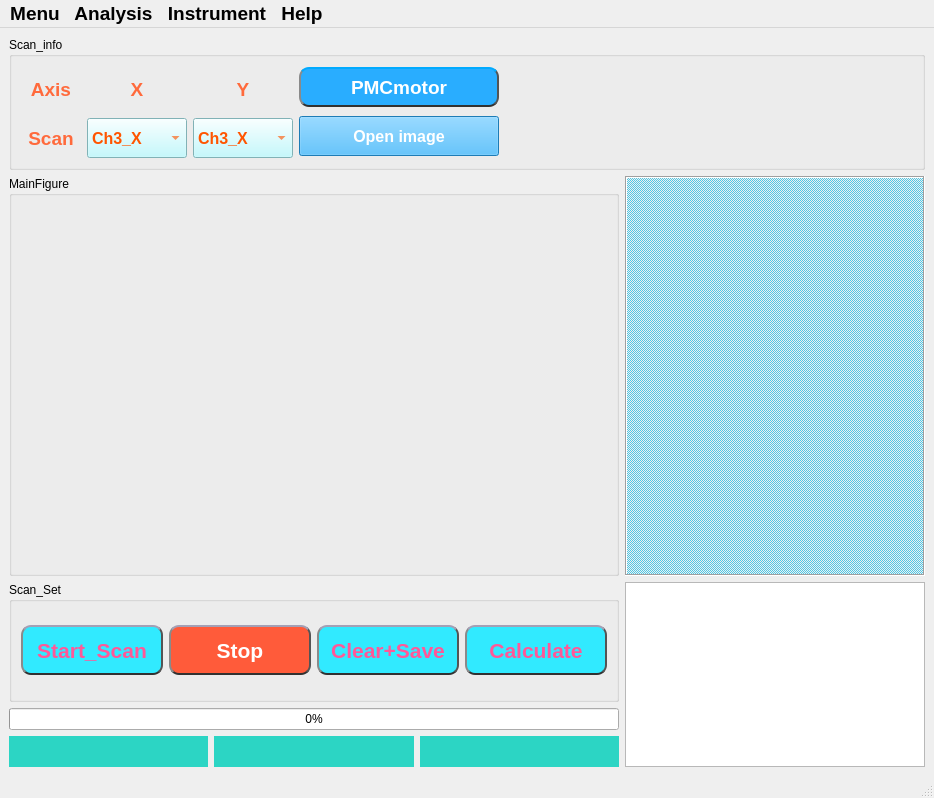
This is UI/UI_REXS_SCAN.ui in zlmturnout/REXS_SCANControl as Qt 5 draws it before an edit. The edited form follows.
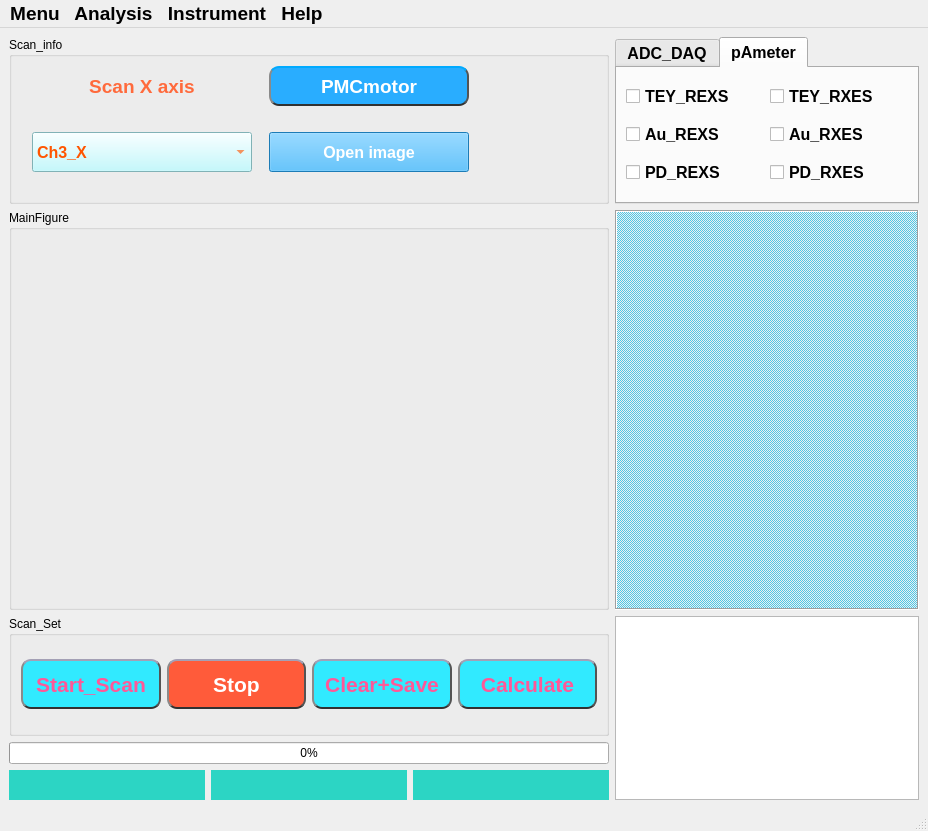
This is the edited form. The open tabs and pages were chosen to show the change.

What changed in the file:
```diff
--- a/UI/UI_REXS_SCAN.ui
+++ b/UI/UI_REXS_SCAN.ui
@@ -6,22 +6,22 @@
    <rect>
     <x>0</x>
     <y>0</y>
-    <width>934</width>
-    <height>798</height>
+    <width>928</width>
+    <height>831</height>
    </rect>
   </property>
   <property name="windowTitle">
    <string>MainWindow</string>
   </property>
   <widget class="QWidget" name="centralwidget">
-   <layout class="QGridLayout" name="gridLayout_2">
+   <layout class="QGridLayout" name="gridLayout_6">
     <item row="0" column="0">
-     <layout class="QVBoxLayout" name="verticalLayout_4">
-      <item>
+     <layout class="QGridLayout" name="gridLayout_5">
+      <item row="0" column="0">
        <widget class="QGroupBox" name="Scan_infobox">
         <property name="minimumSize">
          <size>
-          <width>900</width>
+          <width>600</width>
           <height>125</height>
          </size>
         </property>
@@ -29,351 +29,7 @@
          <string>Scan_info</string>
         </property>
         <layout class="QGridLayout" name="gridLayout_3">
-         <item row="0" column="0" rowspan="2">
-          <layout class="QGridLayout" name="gridLayout">
            <item row="0" column="0">
-            <widget class="QLabel" name="label_5">
-             <property name="minimumSize">
-              <size>
-               <width>60</width>
-               <height>40</height>
-              </size>
-             </property>
-             <property name="palette">
-              <palette>
-               <active>
-                <colorrole role="WindowText">
-                 <brush brushstyle="SolidPattern">
-                  <color alpha="255">
-                   <red>255</red>
-                   <green>106</green>
-                   <blue>60</blue>
-                  </color>
-                 </brush>
-                </colorrole>
-                <colorrole role="Text">
-                 <brush brushstyle="SolidPattern">
-                  <color alpha="255">
-                   <red>85</red>
-                   <green>170</green>
-                   <blue>255</blue>
-                  </color>
-                 </brush>
-                </colorrole>
-                <colorrole role="PlaceholderText">
-                 <brush brushstyle="SolidPattern">
-                  <color alpha="128">
-                   <red>85</red>
-                   <green>170</green>
-                   <blue>255</blue>
-                  </color>
-                 </brush>
-                </colorrole>
-               </active>
-               <inactive>
-                <colorrole role="WindowText">
-                 <brush brushstyle="SolidPattern">
-                  <color alpha="255">
-                   <red>255</red>
-                   <green>106</green>
-                   <blue>60</blue>
-                  </color>
-                 </brush>
-                </colorrole>
-                <colorrole role="Text">
-                 <brush brushstyle="SolidPattern">
-                  <color alpha="255">
-                   <red>85</red>
-                   <green>170</green>
-                   <blue>255</blue>
-                  </color>
-                 </brush>
-                </colorrole>
-                <colorrole role="PlaceholderText">
-                 <brush brushstyle="SolidPattern">
-                  <color alpha="128">
-                   <red>85</red>
-                   <green>170</green>
-                   <blue>255</blue>
-                  </color>
-                 </brush>
-                </colorrole>
-               </inactive>
-               <disabled>
-                <colorrole role="WindowText">
-                 <brush brushstyle="SolidPattern">
-                  <color alpha="255">
-                   <red>120</red>
-                   <green>120</green>
-                   <blue>120</blue>
-                  </color>
-                 </brush>
-                </colorrole>
-                <colorrole role="Text">
-                 <brush brushstyle="SolidPattern">
-                  <color alpha="255">
-                   <red>120</red>
-                   <green>120</green>
-                   <blue>120</blue>
-                  </color>
-                 </brush>
-                </colorrole>
-                <colorrole role="PlaceholderText">
-                 <brush brushstyle="SolidPattern">
-                  <color alpha="128">
-                   <red>0</red>
-                   <green>0</green>
-                   <blue>0</blue>
-                  </color>
-                 </brush>
-                </colorrole>
-               </disabled>
-              </palette>
-             </property>
-             <property name="font">
-              <font>
-               <family>Arial</family>
-               <pointsize>14</pointsize>
-               <bold>true</bold>
-              </font>
-             </property>
-             <property name="text">
-              <string>Axis</string>
-             </property>
-             <property name="alignment">
-              <set>Qt::AlignCenter</set>
-             </property>
-            </widget>
-           </item>
-           <item row="0" column="1">
-            <widget class="QLabel" name="label_3">
-             <property name="minimumSize">
-              <size>
-               <width>100</width>
-               <height>40</height>
-              </size>
-             </property>
-             <property name="palette">
-              <palette>
-               <active>
-                <colorrole role="WindowText">
-                 <brush brushstyle="SolidPattern">
-                  <color alpha="255">
-                   <red>255</red>
-                   <green>106</green>
-                   <blue>60</blue>
-                  </color>
-                 </brush>
-                </colorrole>
-                <colorrole role="Text">
-                 <brush brushstyle="SolidPattern">
-                  <color alpha="255">
-                   <red>85</red>
-                   <green>170</green>
-                   <blue>255</blue>
-                  </color>
-                 </brush>
-                </colorrole>
-                <colorrole role="PlaceholderText">
-                 <brush brushstyle="SolidPattern">
-                  <color alpha="128">
-                   <red>85</red>
-                   <green>170</green>
-                   <blue>255</blue>
-                  </color>
-                 </brush>
-                </colorrole>
-               </active>
-               <inactive>
-                <colorrole role="WindowText">
-                 <brush brushstyle="SolidPattern">
-                  <color alpha="255">
-                   <red>255</red>
-                   <green>106</green>
-                   <blue>60</blue>
-                  </color>
-                 </brush>
-                </colorrole>
-                <colorrole role="Text">
-                 <brush brushstyle="SolidPattern">
-                  <color alpha="255">
-                   <red>85</red>
-                   <green>170</green>
-                   <blue>255</blue>
-                  </color>
-                 </brush>
-                </colorrole>
-                <colorrole role="PlaceholderText">
-                 <brush brushstyle="SolidPattern">
-                  <color alpha="128">
-                   <red>85</red>
-                   <green>170</green>
-                   <blue>255</blue>
-                  </color>
-                 </brush>
-                </colorrole>
-               </inactive>
-               <disabled>
-                <colorrole role="WindowText">
-                 <brush brushstyle="SolidPattern">
-                  <color alpha="255">
-                   <red>120</red>
-                   <green>120</green>
-                   <blue>120</blue>
-                  </color>
-                 </brush>
-                </colorrole>
-                <colorrole role="Text">
-                 <brush brushstyle="SolidPattern">
-                  <color alpha="255">
-                   <red>120</red>
-                   <green>120</green>
-                   <blue>120</blue>
-                  </color>
-                 </brush>
-                </colorrole>
-                <colorrole role="PlaceholderText">
-                 <brush brushstyle="SolidPattern">
-                  <color alpha="128">
-                   <red>0</red>
-                   <green>0</green>
-                   <blue>0</blue>
-                  </color>
-                 </brush>
-                </colorrole>
-               </disabled>
-              </palette>
-             </property>
-             <property name="font">
-              <font>
-               <family>Arial</family>
-               <pointsize>14</pointsize>
-               <bold>true</bold>
-              </font>
-             </property>
-             <property name="text">
-              <string>X</string>
-             </property>
-             <property name="alignment">
-              <set>Qt::AlignCenter</set>
-             </property>
-            </widget>
-           </item>
-           <item row="0" column="2">
-            <widget class="QLabel" name="label_4">
-             <property name="minimumSize">
-              <size>
-               <width>100</width>
-               <height>40</height>
-              </size>
-             </property>
-             <property name="palette">
-              <palette>
-               <active>
-                <colorrole role="WindowText">
-                 <brush brushstyle="SolidPattern">
-                  <color alpha="255">
-                   <red>255</red>
-                   <green>106</green>
-                   <blue>60</blue>
-                  </color>
-                 </brush>
-                </colorrole>
-                <colorrole role="Text">
-                 <brush brushstyle="SolidPattern">
-                  <color alpha="255">
-                   <red>85</red>
-                   <green>170</green>
-                   <blue>255</blue>
-                  </color>
-                 </brush>
-                </colorrole>
-                <colorrole role="PlaceholderText">
-                 <brush brushstyle="SolidPattern">
-                  <color alpha="128">
-                   <red>85</red>
-                   <green>170</green>
-                   <blue>255</blue>
-                  </color>
-                 </brush>
-                </colorrole>
-               </active>
-               <inactive>
-                <colorrole role="WindowText">
-                 <brush brushstyle="SolidPattern">
-                  <color alpha="255">
-                   <red>255</red>
-                   <green>106</green>
-                   <blue>60</blue>
-                  </color>
-                 </brush>
-                </colorrole>
-                <colorrole role="Text">
-                 <brush brushstyle="SolidPattern">
-                  <color alpha="255">
-                   <red>85</red>
-                   <green>170</green>
-                   <blue>255</blue>
-                  </color>
-                 </brush>
-                </colorrole>
-                <colorrole role="PlaceholderText">
-                 <brush brushstyle="SolidPattern">
-                  <color alpha="128">
-                   <red>85</red>
-                   <green>170</green>
-                   <blue>255</blue>
-                  </color>
-                 </brush>
-                </colorrole>
-               </inactive>
-               <disabled>
-                <colorrole role="WindowText">
-                 <brush brushstyle="SolidPattern">
-                  <color alpha="255">
-                   <red>120</red>
-                   <green>120</green>
-                   <blue>120</blue>
-                  </color>
-                 </brush>
-                </colorrole>
-                <colorrole role="Text">
-                 <brush brushstyle="SolidPattern">
-                  <color alpha="255">
-                   <red>120</red>
-                   <green>120</green>
-                   <blue>120</blue>
-                  </color>
-                 </brush>
-                </colorrole>
-                <colorrole role="PlaceholderText">
-                 <brush brushstyle="SolidPattern">
-                  <color alpha="128">
-                   <red>0</red>
-                   <green>0</green>
-                   <blue>0</blue>
-                  </color>
-                 </brush>
-                </colorrole>
-               </disabled>
-              </palette>
-             </property>
-             <property name="font">
-              <font>
-               <family>Arial</family>
-               <pointsize>14</pointsize>
-               <bold>true</bold>
-              </font>
-             </property>
-             <property name="text">
-              <string>Y</string>
-             </property>
-             <property name="alignment">
-              <set>Qt::AlignCenter</set>
-             </property>
-            </widget>
-           </item>
-           <item row="1" column="0">
             <widget class="QLabel" name="label_2">
              <property name="minimumSize">
               <size>
@@ -480,7 +136,7 @@
               </font>
              </property>
              <property name="text">
-              <string>Scan</string>
+            <string>Scan X axis</string>
              </property>
              <property name="alignment">
               <set>Qt::AlignCenter</set>
@@ -488,6 +144,39 @@
             </widget>
            </item>
            <item row="1" column="1">
+          <widget class="QPushButton" name="Open_PD_btn">
+           <property name="sizePolicy">
+            <sizepolicy hsizetype="Fixed" vsizetype="Fixed">
+             <horstretch>0</horstretch>
+             <verstretch>0</verstretch>
+            </sizepolicy>
+           </property>
+           <property name="minimumSize">
+            <size>
+             <width>200</width>
+             <height>40</height>
+            </size>
+           </property>
+           <property name="font">
+            <font>
+             <family>Arial</family>
+             <pointsize>12</pointsize>
+             <bold>true</bold>
+            </font>
+           </property>
+           <property name="styleSheet">
+            <string notr="true">background-color: rgb(41, 173, 255);
+border-bottom-color: rgb(139, 139, 139);
+border-right-color: rgb(48, 48, 48);
+selection-color: rgb(255, 85, 127);
+color: rgb(255, 255, 255);</string>
+           </property>
+           <property name="text">
+            <string>Open image</string>
+           </property>
+          </widget>
+         </item>
+         <item row="1" column="0">
             <widget class="QComboBox" name="Channel_cbx">
              <property name="minimumSize">
               <size>
@@ -758,279 +447,6 @@
              </item>
             </widget>
            </item>
-           <item row="1" column="2">
-            <widget class="QComboBox" name="Channel_cbx_2">
-             <property name="minimumSize">
-              <size>
-               <width>100</width>
-               <height>40</height>
-              </size>
-             </property>
-             <property name="maximumSize">
-              <size>
-               <width>220</width>
-               <height>16777215</height>
-              </size>
-             </property>
-             <property name="palette">
-              <palette>
-               <active>
-                <colorrole role="WindowText">
-                 <brush brushstyle="SolidPattern">
-                  <color alpha="255">
-                   <red>255</red>
-                   <green>85</green>
-                   <blue>0</blue>
-                  </color>
-                 </brush>
-                </colorrole>
-                <colorrole role="Button">
-                 <brush brushstyle="SolidPattern">
-                  <color alpha="255">
-                   <red>180</red>
-                   <green>249</green>
-                   <blue>255</blue>
-                  </color>
-                 </brush>
-                </colorrole>
-                <colorrole role="Text">
-                 <brush brushstyle="SolidPattern">
-                  <color alpha="255">
-                   <red>255</red>
-                   <green>85</green>
-                   <blue>0</blue>
-                  </color>
-                 </brush>
-                </colorrole>
-                <colorrole role="ButtonText">
-                 <brush brushstyle="SolidPattern">
-                  <color alpha="255">
-                   <red>255</red>
-                   <green>85</green>
-                   <blue>0</blue>
-                  </color>
-                 </brush>
-                </colorrole>
-                <colorrole role="Base">
-                 <brush brushstyle="SolidPattern">
-                  <color alpha="255">
-                   <red>180</red>
-                   <green>249</green>
-                   <blue>255</blue>
-                  </color>
-                 </brush>
-                </colorrole>
-                <colorrole role="Window">
-                 <brush brushstyle="SolidPattern">
-                  <color alpha="255">
-                   <red>180</red>
-                   <green>249</green>
-                   <blue>255</blue>
-                  </color>
-                 </brush>
-                </colorrole>
-                <colorrole role="Highlight">
-                 <brush brushstyle="SolidPattern">
-                  <color alpha="255">
-                   <red>255</red>
-                   <green>0</green>
-                   <blue>127</blue>
-                  </color>
-                 </brush>
-                </colorrole>
-                <colorrole role="PlaceholderText">
-                 <brush brushstyle="SolidPattern">
-                  <color alpha="255">
-                   <red>255</red>
-                   <green>85</green>
-                   <blue>0</blue>
-                  </color>
-                 </brush>
-                </colorrole>
-               </active>
-               <inactive>
-                <colorrole role="WindowText">
-                 <brush brushstyle="SolidPattern">
-                  <color alpha="255">
-                   <red>255</red>
-                   <green>85</green>
-                   <blue>0</blue>
-                  </color>
-                 </brush>
-                </colorrole>
-                <colorrole role="Button">
-                 <brush brushstyle="SolidPattern">
-                  <color alpha="255">
-                   <red>180</red>
-                   <green>249</green>
-                   <blue>255</blue>
-                  </color>
-                 </brush>
-                </colorrole>
-                <colorrole role="Text">
-                 <brush brushstyle="SolidPattern">
-                  <color alpha="255">
-                   <red>255</red>
-                   <green>85</green>
-                   <blue>0</blue>
-                  </color>
-                 </brush>
-                </colorrole>
-                <colorrole role="ButtonText">
-                 <brush brushstyle="SolidPattern">
-                  <color alpha="255">
-                   <red>255</red>
-                   <green>85</green>
-                   <blue>0</blue>
-                  </color>
-                 </brush>
-                </colorrole>
-                <colorrole role="Base">
-                 <brush brushstyle="SolidPattern">
-                  <color alpha="255">
-                   <red>180</red>
-                   <green>249</green>
-                   <blue>255</blue>
-                  </color>
-                 </brush>
-                </colorrole>
-                <colorrole role="Window">
-                 <brush brushstyle="SolidPattern">
-                  <color alpha="255">
-                   <red>180</red>
-                   <green>249</green>
-                   <blue>255</blue>
-                  </color>
-                 </brush>
-                </colorrole>
-                <colorrole role="Highlight">
-                 <brush brushstyle="SolidPattern">
-                  <color alpha="255">
-                   <red>240</red>
-                   <green>240</green>
-                   <blue>240</blue>
-                  </color>
-                 </brush>
-                </colorrole>
-                <colorrole role="PlaceholderText">
-                 <brush brushstyle="SolidPattern">
-                  <color alpha="255">
-                   <red>255</red>
-                   <green>85</green>
-                   <blue>0</blue>
-                  </color>
-                 </brush>
-                </colorrole>
-               </inactive>
-               <disabled>
-                <colorrole role="WindowText">
-                 <brush brushstyle="SolidPattern">
-                  <color alpha="255">
-                   <red>255</red>
-                   <green>85</green>
-                   <blue>0</blue>
-                  </color>
-                 </brush>
-                </colorrole>
-                <colorrole role="Button">
-                 <brush brushstyle="SolidPattern">
-                  <color alpha="255">
-                   <red>180</red>
-                   <green>249</green>
-                   <blue>255</blue>
-                  </color>
-                 </brush>
-                </colorrole>
-                <colorrole role="Text">
-                 <brush brushstyle="SolidPattern">
-                  <color alpha="255">
-                   <red>255</red>
-                   <green>85</green>
-                   <blue>0</blue>
-                  </color>
-                 </brush>
-                </colorrole>
-                <colorrole role="ButtonText">
-                 <brush brushstyle="SolidPattern">
-                  <color alpha="255">
-                   <red>255</red>
-                   <green>85</green>
-                   <blue>0</blue>
-                  </color>
-                 </brush>
-                </colorrole>
-                <colorrole role="Base">
-                 <brush brushstyle="SolidPattern">
-                  <color alpha="255">
-                   <red>180</red>
-                   <green>249</green>
-                   <blue>255</blue>
-                  </color>
-                 </brush>
-                </colorrole>
-                <colorrole role="Window">
-                 <brush brushstyle="SolidPattern">
-                  <color alpha="255">
-                   <red>180</red>
-                   <green>249</green>
-                   <blue>255</blue>
-                  </color>
-                 </brush>
-                </colorrole>
-                <colorrole role="Highlight">
-                 <brush brushstyle="SolidPattern">
-                  <color alpha="255">
-                   <red>0</red>
-                   <green>120</green>
-                   <blue>215</blue>
-                  </color>
-                 </brush>
-                </colorrole>
-                <colorrole role="PlaceholderText">
-                 <brush brushstyle="SolidPattern">
-                  <color alpha="255">
-                   <red>255</red>
-                   <green>85</green>
-                   <blue>0</blue>
-                  </color>
-                 </brush>
-                </colorrole>
-               </disabled>
-              </palette>
-             </property>
-             <property name="font">
-              <font>
-               <family>Arial</family>
-               <pointsize>12</pointsize>
-               <bold>true</bold>
-              </font>
-             </property>
-             <property name="layoutDirection">
-              <enum>Qt::LeftToRight</enum>
-             </property>
-             <property name="styleSheet">
-              <string notr="true">color: rgb(255, 85, 0);
-background-color: rgb(180, 249, 255);</string>
-             </property>
-             <item>
-              <property name="text">
-               <string>Ch3_X</string>
-              </property>
-             </item>
-             <item>
-              <property name="text">
-               <string>Ch4_Y</string>
-              </property>
-             </item>
-             <item>
-              <property name="text">
-               <string>Ch5_Z</string>
-              </property>
-             </item>
-            </widget>
-           </item>
-          </layout>
-         </item>
          <item row="0" column="1">
           <widget class="QPushButton" name="Connect_PVs_btn">
            <property name="sizePolicy">
@@ -1078,20 +494,7 @@
            </property>
           </widget>
          </item>
-         <item row="0" column="2" rowspan="2">
-          <spacer name="horizontalSpacer">
-           <property name="orientation">
-            <enum>Qt::Horizontal</enum>
-           </property>
-           <property name="sizeHint" stdset="0">
-            <size>
-             <width>299</width>
-             <height>20</height>
-            </size>
-           </property>
-          </spacer>
-         </item>
-         <item row="0" column="3" rowspan="2">
+         <item row="1" column="2">
           <widget class="QLabel" name="Icon_label">
            <property name="sizePolicy">
             <sizepolicy hsizetype="Fixed" vsizetype="Fixed">
@@ -1110,20 +513,114 @@
            </property>
           </widget>
          </item>
-         <item row="1" column="1">
-          <widget class="QPushButton" name="Open_PD_btn">
-           <property name="sizePolicy">
-            <sizepolicy hsizetype="Fixed" vsizetype="Fixed">
-             <horstretch>0</horstretch>
-             <verstretch>0</verstretch>
-            </sizepolicy>
-           </property>
+        </layout>
+       </widget>
+      </item>
+      <item row="0" column="1">
+       <widget class="QTabWidget" name="tabWidget">
            <property name="minimumSize">
             <size>
-             <width>200</width>
-             <height>40</height>
-            </size>
-           </property>
+          <width>300</width>
+          <height>125</height>
+         </size>
+        </property>
+        <property name="maximumSize">
+         <size>
+          <width>400</width>
+          <height>16777215</height>
+         </size>
+        </property>
+        <property name="palette">
+         <palette>
+          <active>
+           <colorrole role="WindowText">
+            <brush brushstyle="SolidPattern">
+             <color alpha="255">
+              <red>255</red>
+              <green>85</green>
+              <blue>0</blue>
+             </color>
+            </brush>
+           </colorrole>
+           <colorrole role="Text">
+            <brush brushstyle="SolidPattern">
+             <color alpha="255">
+              <red>255</red>
+              <green>85</green>
+              <blue>0</blue>
+             </color>
+            </brush>
+           </colorrole>
+           <colorrole role="ButtonText">
+            <brush brushstyle="SolidPattern">
+             <color alpha="255">
+              <red>0</red>
+              <green>170</green>
+              <blue>255</blue>
+             </color>
+            </brush>
+           </colorrole>
+          </active>
+          <inactive>
+           <colorrole role="WindowText">
+            <brush brushstyle="SolidPattern">
+             <color alpha="255">
+              <red>0</red>
+              <green>0</green>
+              <blue>0</blue>
+             </color>
+            </brush>
+           </colorrole>
+           <colorrole role="Text">
+            <brush brushstyle="SolidPattern">
+             <color alpha="255">
+              <red>0</red>
+              <green>0</green>
+              <blue>0</blue>
+             </color>
+            </brush>
+           </colorrole>
+           <colorrole role="ButtonText">
+            <brush brushstyle="SolidPattern">
+             <color alpha="255">
+              <red>0</red>
+              <green>0</green>
+              <blue>0</blue>
+             </color>
+            </brush>
+           </colorrole>
+          </inactive>
+          <disabled>
+           <colorrole role="WindowText">
+            <brush brushstyle="SolidPattern">
+             <color alpha="255">
+              <red>120</red>
+              <green>120</green>
+              <blue>120</blue>
+             </color>
+            </brush>
+           </colorrole>
+           <colorrole role="Text">
+            <brush brushstyle="SolidPattern">
+             <color alpha="255">
+              <red>120</red>
+              <green>120</green>
+              <blue>120</blue>
+             </color>
+            </brush>
+           </colorrole>
+           <colorrole role="ButtonText">
+            <brush brushstyle="SolidPattern">
+             <color alpha="255">
+              <red>120</red>
+              <green>120</green>
+              <blue>120</blue>
+             </color>
+            </brush>
+           </colorrole>
+          </disabled>
+         </palette>
+        </property>
            <property name="font">
             <font>
              <family>Arial</family>
@@ -1131,26 +628,110 @@
              <bold>true</bold>
             </font>
            </property>
-           <property name="styleSheet">
-            <string notr="true">background-color: rgb(41, 173, 255);
-border-bottom-color: rgb(139, 139, 139);
-border-right-color: rgb(48, 48, 48);
-selection-color: rgb(255, 85, 127);
-color: rgb(255, 255, 255);</string>
-           </property>
+        <property name="currentIndex">
+         <number>0</number>
+        </property>
+        <widget class="QWidget" name="tab">
+         <attribute name="title">
+          <string>ADC_DAQ</string>
+         </attribute>
+         <layout class="QGridLayout" name="gridLayout">
+          <item row="0" column="0">
+           <widget class="QCheckBox" name="ADC_TEY_REXS_checkBox">
            <property name="text">
             <string>Open image</string>
            </property>
           </widget>
          </item>
-        </layout>
-       </widget>
-      </item>
-      <item>
-       <layout class="QHBoxLayout" name="horizontalLayout_2">
-        <item>
-         <layout class="QVBoxLayout" name="verticalLayout_2">
-          <item>
+          <item row="0" column="1">
+           <widget class="QCheckBox" name="ADC_TEY_RXES_checkBox">
+            <property name="text">
+             <string>TEY_RXES</string>
+            </property>
+           </widget>
+          </item>
+          <item row="1" column="0">
+           <widget class="QCheckBox" name="ADC_Au_REXS_checkBox">
+            <property name="text">
+             <string>Au_REXS</string>
+            </property>
+           </widget>
+          </item>
+          <item row="1" column="1">
+           <widget class="QCheckBox" name="ADC_Au_RXES_checkBox">
+            <property name="text">
+             <string>Au_RXES</string>
+            </property>
+           </widget>
+          </item>
+          <item row="2" column="0">
+           <widget class="QCheckBox" name="ADC_PD_REXS_checkBox">
+            <property name="text">
+             <string>PD_REXS</string>
+            </property>
+           </widget>
+          </item>
+          <item row="2" column="1">
+           <widget class="QCheckBox" name="ADC_PD_RXES_checkBox">
+            <property name="text">
+             <string>PD_RXES</string>
+            </property>
+           </widget>
+          </item>
+         </layout>
+        </widget>
+        <widget class="QWidget" name="tab_2">
+         <attribute name="title">
+          <string>pAmeter</string>
+         </attribute>
+         <layout class="QGridLayout" name="gridLayout_2">
+          <item row="0" column="0">
+           <widget class="QCheckBox" name="pA_TEY_REXS_checkBox">
+            <property name="text">
+             <string>TEY_REXS</string>
+            </property>
+           </widget>
+          </item>
+          <item row="0" column="1">
+           <widget class="QCheckBox" name="pA_TEY_RXES_checkBox">
+            <property name="text">
+             <string>TEY_RXES</string>
+            </property>
+           </widget>
+          </item>
+          <item row="1" column="0">
+           <widget class="QCheckBox" name="pA_Au_REXS_checkBox">
+            <property name="text">
+             <string>Au_REXS</string>
+            </property>
+           </widget>
+          </item>
+          <item row="1" column="1">
+           <widget class="QCheckBox" name="pA_Au_RXES_checkBox">
+            <property name="text">
+             <string>Au_RXES</string>
+            </property>
+           </widget>
+          </item>
+          <item row="2" column="0">
+           <widget class="QCheckBox" name="pA_PD_REXS_checkBox">
+            <property name="text">
+             <string>PD_REXS</string>
+            </property>
+           </widget>
+          </item>
+          <item row="2" column="1">
+           <widget class="QCheckBox" name="pA_PD_RXES_checkBox">
+            <property name="text">
+             <string>PD_RXES</string>
+            </property>
+           </widget>
+          </item>
+         </layout>
+        </widget>
+       </widget>
+      </item>
+      <item row="1" column="0">
            <widget class="QGroupBox" name="Main_fig_box">
             <property name="minimumSize">
              <size>
@@ -1166,7 +747,53 @@
             </property>
            </widget>
           </item>
-          <item>
+      <item row="1" column="1">
+       <widget class="QMdiArea" name="Monitor_MDI">
+        <property name="minimumSize">
+         <size>
+          <width>300</width>
+          <height>400</height>
+         </size>
+        </property>
+        <property name="maximumSize">
+         <size>
+          <width>400</width>
+          <height>16777215</height>
+         </size>
+        </property>
+        <property name="styleSheet">
+         <string notr="true"/>
+        </property>
+        <property name="frameShape">
+         <enum>QFrame::Box</enum>
+        </property>
+        <property name="frameShadow">
+         <enum>QFrame::Sunken</enum>
+        </property>
+        <property name="background">
+         <brush brushstyle="Dense4Pattern">
+          <color alpha="255">
+           <red>76</red>
+           <green>200</green>
+           <blue>231</blue>
+          </color>
+         </brush>
+        </property>
+        <property name="viewMode">
+         <enum>QMdiArea::SubWindowView</enum>
+        </property>
+        <property name="documentMode">
+         <bool>true</bool>
+        </property>
+        <property name="tabsMovable">
+         <bool>false</bool>
+        </property>
+        <property name="tabShape">
+         <enum>QTabWidget::Rounded</enum>
+        </property>
+       </widget>
+      </item>
+      <item row="2" column="0">
            <layout class="QVBoxLayout" name="verticalLayout">
             <item>
              <widget class="QGroupBox" name="Scan_set_Box">
@@ -1179,8 +806,8 @@
               <property name="title">
                <string>Scan_Set</string>
               </property>
-              <layout class="QHBoxLayout" name="horizontalLayout_3">
-               <item>
+          <layout class="QGridLayout" name="gridLayout_4">
+           <item row="0" column="0">
                 <widget class="QPushButton" name="Start_scan_btn">
                  <property name="sizePolicy">
                   <sizepolicy hsizetype="MinimumExpanding" vsizetype="Fixed">
@@ -1190,7 +817,7 @@
                  </property>
                  <property name="minimumSize">
                   <size>
-                   <width>100</width>
+               <width>120</width>
                    <height>50</height>
                   </size>
                  </property>
@@ -1600,7 +1227,7 @@
                  </property>
                 </widget>
                </item>
-               <item>
+           <item row="0" column="1">
                 <widget class="QPushButton" name="Stop_scan_btm">
                  <property name="sizePolicy">
                   <sizepolicy hsizetype="MinimumExpanding" vsizetype="Fixed">
@@ -1647,7 +1274,7 @@
                  </property>
                 </widget>
                </item>
-               <item>
+           <item row="0" column="2">
                 <widget class="QPushButton" name="Clear_Save_btn">
                  <property name="sizePolicy">
                   <sizepolicy hsizetype="MinimumExpanding" vsizetype="Fixed">
@@ -2067,7 +1694,7 @@
                  </property>
                 </widget>
                </item>
-               <item>
+           <item row="0" column="3">
                 <widget class="QPushButton" name="Calculate_btn">
                  <property name="sizePolicy">
                   <sizepolicy hsizetype="MinimumExpanding" vsizetype="Fixed">
@@ -3226,57 +2853,7 @@
             </item>
            </layout>
           </item>
-         </layout>
-        </item>
-        <item>
-         <layout class="QVBoxLayout" name="verticalLayout_3">
-          <item>
-           <widget class="QMdiArea" name="Monitor_MDI">
-            <property name="minimumSize">
-             <size>
-              <width>300</width>
-              <height>400</height>
-             </size>
-            </property>
-            <property name="maximumSize">
-             <size>
-              <width>300</width>
-              <height>16777215</height>
-             </size>
-            </property>
-            <property name="styleSheet">
-             <string notr="true"/>
-            </property>
-            <property name="frameShape">
-             <enum>QFrame::Box</enum>
-            </property>
-            <property name="frameShadow">
-             <enum>QFrame::Sunken</enum>
-            </property>
-            <property name="background">
-             <brush brushstyle="Dense4Pattern">
-              <color alpha="255">
-               <red>76</red>
-               <green>200</green>
-               <blue>231</blue>
-              </color>
-             </brush>
-            </property>
-            <property name="viewMode">
-             <enum>QMdiArea::SubWindowView</enum>
-            </property>
-            <property name="documentMode">
-             <bool>true</bool>
-            </property>
-            <property name="tabsMovable">
-             <bool>false</bool>
-            </property>
-            <property name="tabShape">
-             <enum>QTabWidget::Rounded</enum>
-            </property>
-           </widget>
-          </item>
-          <item>
+      <item row="2" column="1">
            <widget class="QTextEdit" name="info_textbox">
             <property name="enabled">
              <bool>true</bool>
@@ -3295,7 +2872,7 @@
             </property>
             <property name="maximumSize">
              <size>
-              <width>300</width>
+          <width>400</width>
               <height>300</height>
              </size>
             </property>
@@ -3324,17 +2901,13 @@
          </layout>
         </item>
        </layout>
-      </item>
-     </layout>
-    </item>
-   </layout>
   </widget>
   <widget class="QMenuBar" name="menubar">
    <property name="geometry">
     <rect>
      <x>0</x>
      <y>0</y>
-     <width>934</width>
+     <width>928</width>
      <height>28</height>
     </rect>
    </property>
```
Left out of the diff: 2 changed lines with no effect on the pictures. Lines whose indentation alone changed are shown as unchanged.
